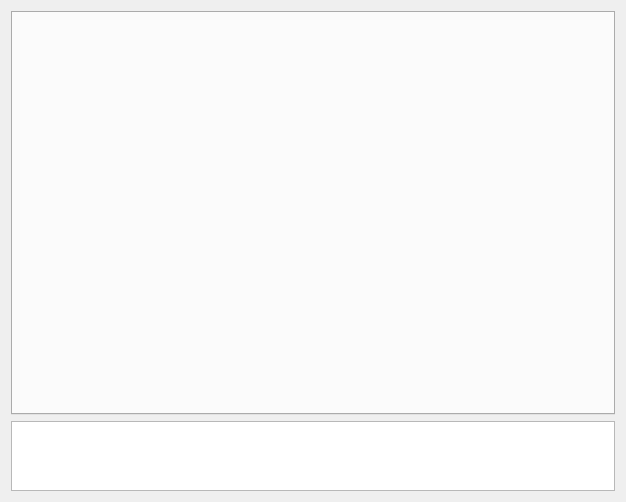
DL-Practise/YoloAll, file main_widget.ui: the form before one commit.
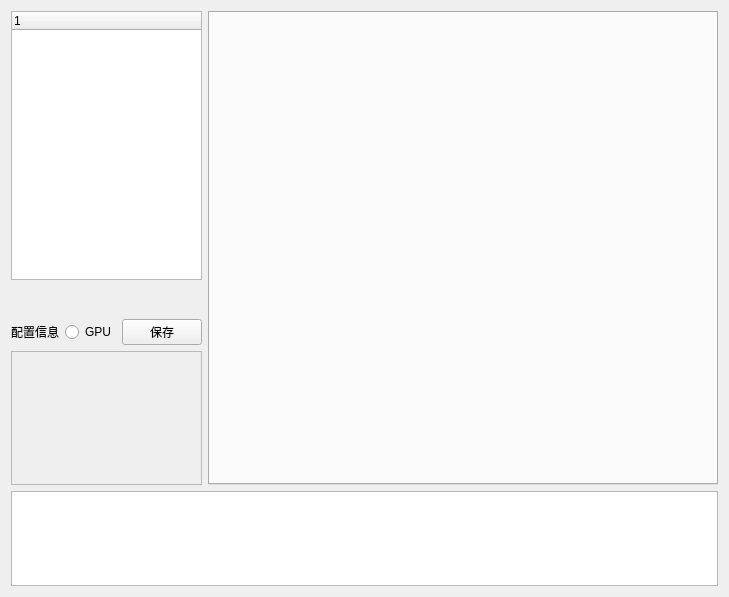
The form after the commit.

Patch:
```diff
--- a/main_widget.ui
+++ b/main_widget.ui
@@ -6,18 +6,98 @@
    <rect>
     <x>0</x>
     <y>0</y>
-    <width>626</width>
-    <height>502</height>
+    <width>729</width>
+    <height>597</height>
    </rect>
   </property>
   <property name="windowTitle">
    <string/>
   </property>
-  <layout class="QGridLayout" name="gridLayout_2">
+  <layout class="QGridLayout" name="gridLayout">
    <item row="0" column="0">
-    <layout class="QVBoxLayout" name="verticalLayout" stretch="10,1">
+    <layout class="QVBoxLayout" name="verticalLayout_2" stretch="5,1">
      <item>
-      <layout class="QHBoxLayout" name="horizontalLayout" stretch="5,2">
+      <layout class="QHBoxLayout" name="horizontalLayout_2" stretch="1,3">
+       <item>
+        <layout class="QVBoxLayout" name="verticalLayout" stretch="10,1,1,5">
+         <item>
+          <widget class="QTreeWidget" name="treeModel">
+           <column>
+            <property name="text">
+             <string notr="true">1</string>
+            </property>
+           </column>
+          </widget>
+         </item>
+         <item>
+          <widget class="QLabel" name="label">
+           <property name="text">
+            <string/>
+           </property>
+          </widget>
+         </item>
+         <item>
+          <layout class="QHBoxLayout" name="horizontalLayout">
+           <item>
+            <widget class="QLabel" name="labelModel">
+             <property name="text">
+              <string>配置信息</string>
+             </property>
+            </widget>
+           </item>
+           <item>
+            <spacer name="horizontalSpacer">
+             <property name="orientation">
+              <enum>Qt::Horizontal</enum>
+             </property>
+             <property name="sizeHint" stdset="0">
+              <size>
+               <width>40</width>
+               <height>20</height>
+              </size>
+             </property>
+            </spacer>
+           </item>
+           <item>
+            <widget class="QRadioButton" name="radioGpu">
+             <property name="text">
+              <string>GPU</string>
+             </property>
+            </widget>
+           </item>
+           <item>
+            <widget class="QPushButton" name="btnSaveCfg">
+             <property name="text">
+              <string>保存</string>
+             </property>
+            </widget>
+           </item>
+          </layout>
+         </item>
+         <item>
+          <widget class="QScrollArea" name="scrollArea">
+           <property name="widgetResizable">
+            <bool>true</bool>
+           </property>
+           <widget class="QWidget" name="scrollAreaWidgetContents">
+            <property name="geometry">
+             <rect>
+              <x>0</x>
+              <y>0</y>
+              <width>182</width>
+              <height>132</height>
+             </rect>
+            </property>
+            <layout class="QGridLayout" name="gridLayout_2">
+             <item row="0" column="0">
+              <layout class="QVBoxLayout" name="cfg_layout"/>
+             </item>
+            </layout>
+           </widget>
+          </widget>
+         </item>
+        </layout>
+       </item>
        <item>
         <widget class="QTabWidget" name="tabWidget">
          <property name="currentIndex">
@@ -25,9 +105,6 @@
          </property>
         </widget>
        </item>
-       <item>
-        <layout class="QGridLayout" name="gridLayout"/>
-       </item>
       </layout>
      </item>
      <item>
```
